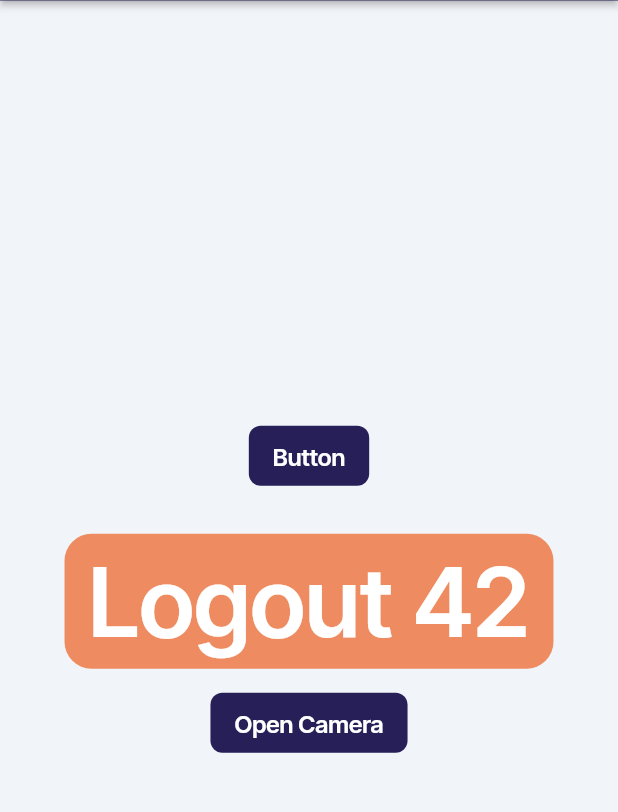
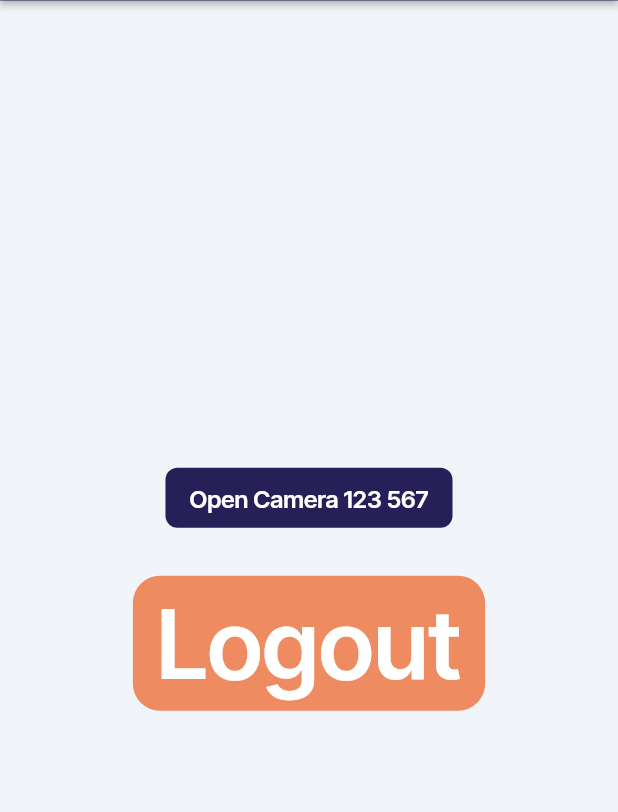
Before and after one commit to ffhr/FlutterFlowBenchmark, a Flutter app: the HomePageWidget screen opened directly, on a phone screen of 412 x 824 dp, the part 82-894 px from its top. Run offline on Flutter 3.47's test engine with Material 3 defaults, Android fonts, the phone set to English and light mode, and no system bars; drawn by our look-alikes of auto_size_text; our stand-ins replace file_picker, firebase_auth, firebase_core, firebase_storage, font_awesome_flutter, from_css_color and 10 more; missing offline and left inert: json_path, mime_type; accounts and stored records are empty; network calls fail.

Commit message:
Updating to latest FlutterFlow output.

```diff
--- a/lib/pages/home_page/home_page_widget.dart
+++ b/lib/pages/home_page/home_page_widget.dart
@@ -39,7 +39,10 @@ class _HomePageWidgetState extends State<HomePageWidget> {
   @override
   Widget build(BuildContext context) {
     return GestureDetector(
-      onTap: () => FocusScope.of(context).unfocus(),
+      onTap: () {
+        FocusScope.of(context).unfocus();
+        FocusManager.instance.primaryFocus?.unfocus();
+      },
       child: Scaffold(
         key: scaffoldKey,
         backgroundColor: FlutterFlowTheme.of(context).primaryBackground,
@@ -67,64 +70,13 @@ class _HomePageWidgetState extends State<HomePageWidget> {
           child: Align(
             alignment: AlignmentDirectional(0.0, 0.0),
             child: Column(
-              mainAxisSize: MainAxisSize.max,
-              mainAxisAlignment: MainAxisAlignment.center,
+              mainAxisSize: MainAxisSize.min,
+              mainAxisAlignment: MainAxisAlignment.start,
               crossAxisAlignment: CrossAxisAlignment.center,
               children: [
                 Column(
                   mainAxisSize: MainAxisSize.max,
                   children: [],
-                ),
-                FFButtonWidget(
-                  onPressed: () {
-                    print('Button pressed ...');
-                  },
-                  text: 'Button',
-                  options: FFButtonOptions(
-                    height: 40.0,
-                    padding:
-                        EdgeInsetsDirectional.fromSTEB(16.0, 0.0, 16.0, 0.0),
-                    iconPadding:
-                        EdgeInsetsDirectional.fromSTEB(0.0, 0.0, 0.0, 0.0),
-                    color: FlutterFlowTheme.of(context).primary,
-                    textStyle: FlutterFlowTheme.of(context).titleSmall.override(
-                          fontFamily: 'Inter Tight',
-                          color: Colors.white,
-                          letterSpacing: 0.0,
-                        ),
-                    elevation: 0.0,
-                    borderRadius: BorderRadius.circular(8.0),
-                  ),
-                ),
-                Row(
-                  mainAxisSize: MainAxisSize.max,
-                  children: [],
-                ),
-                FFButtonWidget(
-                  onPressed: () async {
-                    GoRouter.of(context).prepareAuthEvent();
-                    await authManager.signOut();
-                    GoRouter.of(context).clearRedirectLocation();
-
-                    context.goNamedAuth('LoginPage', context.mounted);
-                  },
-                  text: 'Logout 42',
-                  options: FFButtonOptions(
-                    height: 90.0,
-                    padding:
-                        EdgeInsetsDirectional.fromSTEB(16.0, 0.0, 16.0, 0.0),
-                    iconPadding:
-                        EdgeInsetsDirectional.fromSTEB(0.0, 0.0, 0.0, 0.0),
-                    color: FlutterFlowTheme.of(context).tertiary,
-                    textStyle: FlutterFlowTheme.of(context).titleSmall.override(
-                          fontFamily: 'Inter Tight',
-                          color: Colors.white,
-                          fontSize: 64.0,
-                          letterSpacing: 0.0,
-                        ),
-                    elevation: 0.0,
-                    borderRadius: BorderRadius.circular(18.0),
-                  ),
                 ),
                 FFButtonWidget(
                   onPressed: () async {
@@ -164,7 +116,7 @@ class _HomePageWidgetState extends State<HomePageWidget> {
                       }
                     }
                   },
-                  text: 'Open Camera',
+                  text: 'Open Camera 123 567',
                   options: FFButtonOptions(
                     height: 40.0,
                     padding:
@@ -181,6 +133,36 @@ class _HomePageWidgetState extends State<HomePageWidget> {
                     borderRadius: BorderRadius.circular(8.0),
                   ),
                 ),
+                Row(
+                  mainAxisSize: MainAxisSize.max,
+                  children: [],
+                ),
+                FFButtonWidget(
+                  onPressed: () async {
+                    GoRouter.of(context).prepareAuthEvent();
+                    await authManager.signOut();
+                    GoRouter.of(context).clearRedirectLocation();
+
+                    context.goNamedAuth('LoginPage', context.mounted);
+                  },
+                  text: 'Logout',
+                  options: FFButtonOptions(
+                    height: 90.0,
+                    padding:
+                        EdgeInsetsDirectional.fromSTEB(16.0, 0.0, 16.0, 0.0),
+                    iconPadding:
+                        EdgeInsetsDirectional.fromSTEB(0.0, 0.0, 0.0, 0.0),
+                    color: FlutterFlowTheme.of(context).tertiary,
+                    textStyle: FlutterFlowTheme.of(context).titleSmall.override(
+                          fontFamily: 'Inter Tight',
+                          color: Colors.white,
+                          fontSize: 64.0,
+                          letterSpacing: 0.0,
+                        ),
+                    elevation: 0.0,
+                    borderRadius: BorderRadius.circular(18.0),
+                  ),
+                ),
               ].divide(SizedBox(height: 16.0)),
             ),
           ),
--- a/lib/pages/login_page/login_page_widget.dart
+++ b/lib/pages/login_page/login_page_widget.dart
@@ -45,7 +45,10 @@ class _LoginPageWidgetState extends State<LoginPageWidget> {
   @override
   Widget build(BuildContext context) {
     return GestureDetector(
-      onTap: () => FocusScope.of(context).unfocus(),
+      onTap: () {
+        FocusScope.of(context).unfocus();
+        FocusManager.instance.primaryFocus?.unfocus();
+      },
       child: Scaffold(
         key: scaffoldKey,
         backgroundColor: FlutterFlowTheme.of(context).primaryBackground,
--- a/lib/pages/profile_page/profile_page_widget.dart
+++ b/lib/pages/profile_page/profile_page_widget.dart
@@ -37,7 +37,10 @@ class _ProfilePageWidgetState extends State<ProfilePageWidget> {
   @override
   Widget build(BuildContext context) {
     return GestureDetector(
-      onTap: () => FocusScope.of(context).unfocus(),
+      onTap: () {
+        FocusScope.of(context).unfocus();
+        FocusManager.instance.primaryFocus?.unfocus();
+      },
       child: Scaffold(
         key: scaffoldKey,
         backgroundColor: FlutterFlowTheme.of(context).primaryBackground,
```
Also changed, not shown: pubspec.yaml (+9 -9 lines), 2 other files.
